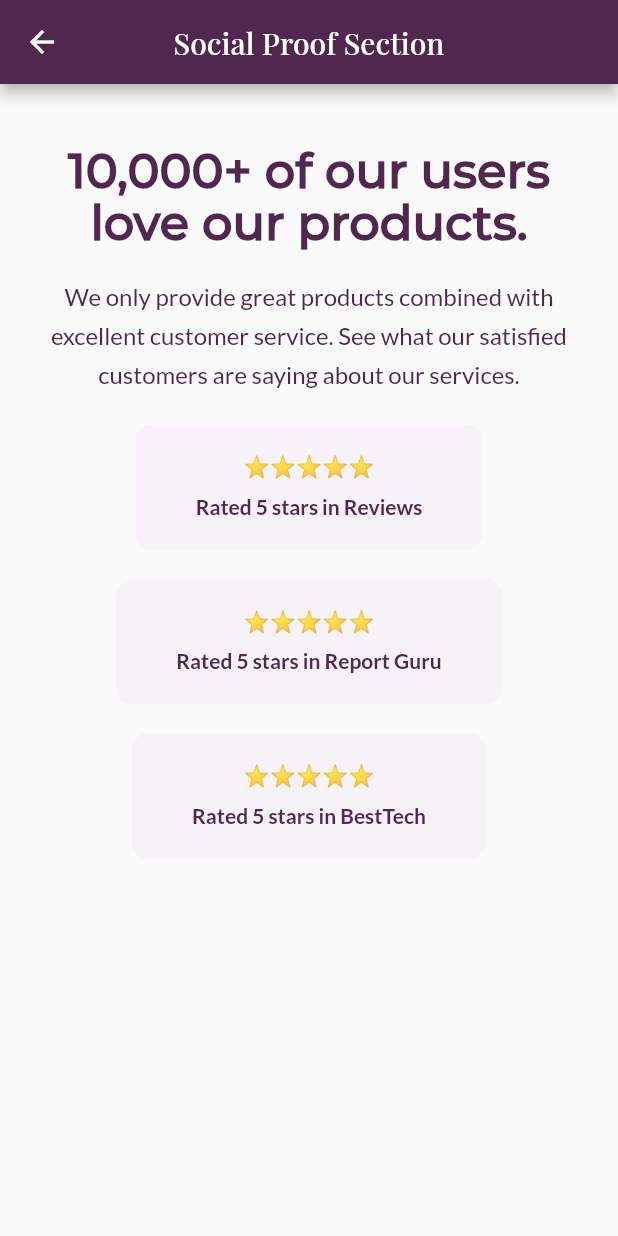
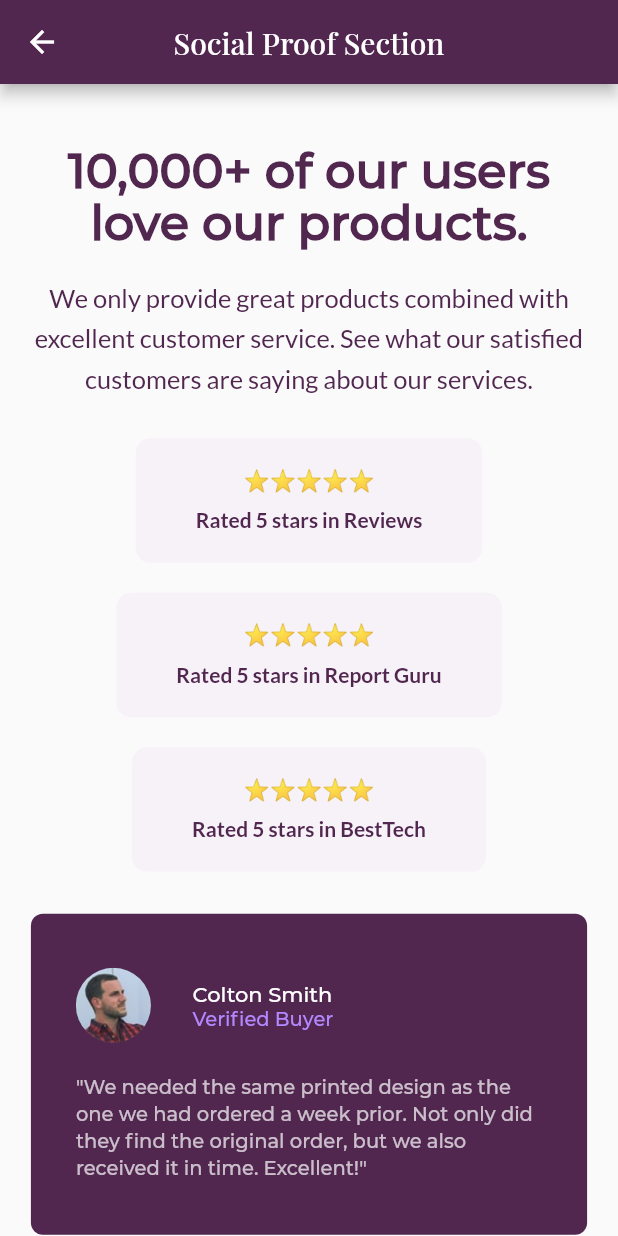
Before and after one commit to shaw8wit/flutter-ui, a Flutter app: the SocialProofSection screen opened by its route, on a phone screen of 412 x 824 dp. Run offline on Flutter 3.47's test engine with Material 2 defaults, Android fonts, the phone set to English and light mode, and no system bars.

Commit message:
social proof section finished

```diff
--- a/lib/social_proof_section/social_proof_section.dart
+++ b/lib/social_proof_section/social_proof_section.dart
@@ -28,12 +28,30 @@ class SocialProofSection extends StatelessWidget {
             ),
           ],
         ),
-        Row(
-          children: [
-            Expanded(child: rc.a),
-            Expanded(child: rc.b),
-            Expanded(child: rc.c),
-          ],
+        Container(
+          margin: const EdgeInsets.only(top: 48),
+          height: 320,
+          child: Row(
+            children: [
+              Expanded(
+                child: Column(children: [rc.a]),
+              ),
+              SizedBox(width: 20),
+              Expanded(
+                child: Column(
+                  mainAxisAlignment: MainAxisAlignment.center,
+                  children: [rc.b],
+                ),
+              ),
+              SizedBox(width: 20),
+              Expanded(
+                child: Column(
+                  mainAxisAlignment: MainAxisAlignment.end,
+                  children: [rc.c],
+                ),
+              ),
+            ],
+          ),
         ),
       ],
     );
@@ -43,12 +61,15 @@ class SocialProofSection extends StatelessWidget {
     return Column(
       children: [
         Description(true),
-        SizedBox(height: 12),
+        SizedBox(height: 18),
         Rating(name: "Reviews"),
         Rating(name: "Report Guru"),
         Rating(name: "BestTech"),
+        SizedBox(height: 18),
         rc.a,
+        SizedBox(height: 12),
         rc.b,
+        SizedBox(height: 12),
         rc.c,
       ],
     );
@@ -57,7 +78,7 @@ class SocialProofSection extends StatelessWidget {
   @override
   Widget build(BuildContext context) {
     final size = MediaQuery.of(context).size;
-    final mul = size.aspectRatio > 1.1 ? 0.12 : 0.05;
+    final mul = size.aspectRatio > 1 ? 0.1 : 0.05;
     final appBar = AppBar(
       title: Text("Social Proof Section"),
       centerTitle: true,
--- a/lib/social_proof_section/widgets/description.dart
+++ b/lib/social_proof_section/widgets/description.dart
@@ -24,7 +24,7 @@ class Description extends StatelessWidget {
         Text(
           "We only provide great products combined with excellent customer service. See what our satisfied customers are saying about our services.",
           style: TextStyle(
-            fontSize: 16,
+            fontSize: 17,
             color: Color(0xff512750),
             fontFamily: 'Lato',
             height: 1.6,
--- a/lib/social_proof_section/widgets/review.dart
+++ b/lib/social_proof_section/widgets/review.dart
@@ -9,6 +9,67 @@ class Review extends StatelessWidget {
 
   @override
   Widget build(BuildContext context) {
-    return Container();
+    return Container(
+      padding: const EdgeInsets.symmetric(vertical: 36, horizontal: 30),
+      decoration: BoxDecoration(
+        borderRadius: BorderRadius.all(Radius.circular(8)),
+        color: Color(0xff512750),
+      ),
+      child: Column(
+        children: [
+          Row(
+            children: [
+              Expanded(
+                flex: 1,
+                child: Align(
+                  alignment: Alignment.centerLeft,
+                  child: CircleAvatar(
+                    radius: 25,
+                    backgroundImage: AssetImage('assets/images/$image'),
+                  ),
+                ),
+              ),
+              Expanded(
+                flex: 3,
+                child: Column(
+                  crossAxisAlignment: CrossAxisAlignment.start,
+                  children: [
+                    Text(
+                      name,
+                      style: TextStyle(
+                        color: Colors.white,
+                        fontFamily: 'Montserrat',
+                        fontSize: 14,
+                        fontWeight: FontWeight.w600,
+                      ),
+                    ),
+                    Text(
+                      "Verified Buyer",
+                      style: TextStyle(
+                        color: Colors.deepPurpleAccent[100],
+                        fontFamily: 'Montserrat',
+                        fontSize: 13,
+                        fontWeight: FontWeight.w600,
+                      ),
+                    ),
+                  ],
+                ),
+              ),
+            ],
+          ),
+          SizedBox(height: 20),
+          Text(
+            '"$review"',
+            style: TextStyle(
+              color: Colors.white70,
+              fontFamily: 'Montserrat',
+              fontSize: 13,
+              fontWeight: FontWeight.w600,
+              height: 1.4,
+            ),
+          ),
+        ],
+      ),
+    );
   }
 }
--- a/lib/social_proof_section/widgets/review_constants.dart
+++ b/lib/social_proof_section/widgets/review_constants.dart
@@ -4,19 +4,19 @@ Review a = Review(
   name: "Colton Smith",
   review:
       "We needed the same printed design as the one we had ordered a week prior. Not only did they find the original order, but we also received it in time. Excellent!",
-  image: "",
+  image: "image-colton.jpg",
 );
 
 Review b = Review(
   name: "Irene Roberts",
   review:
       "Customer service is always excellent and very quick turn around. Completely delighted with the simplicity of the purchase and the speed of delivery.",
-  image: "",
+  image: "image-irene.jpg",
 );
 
 Review c = Review(
   name: "Anne Wallace",
   review:
       "Put an order with this company and can only praise them for the very high standard. Will definitely use them again and recommend them to everyone!",
-  image: "",
+  image: "image-anne.jpg",
 );
```
